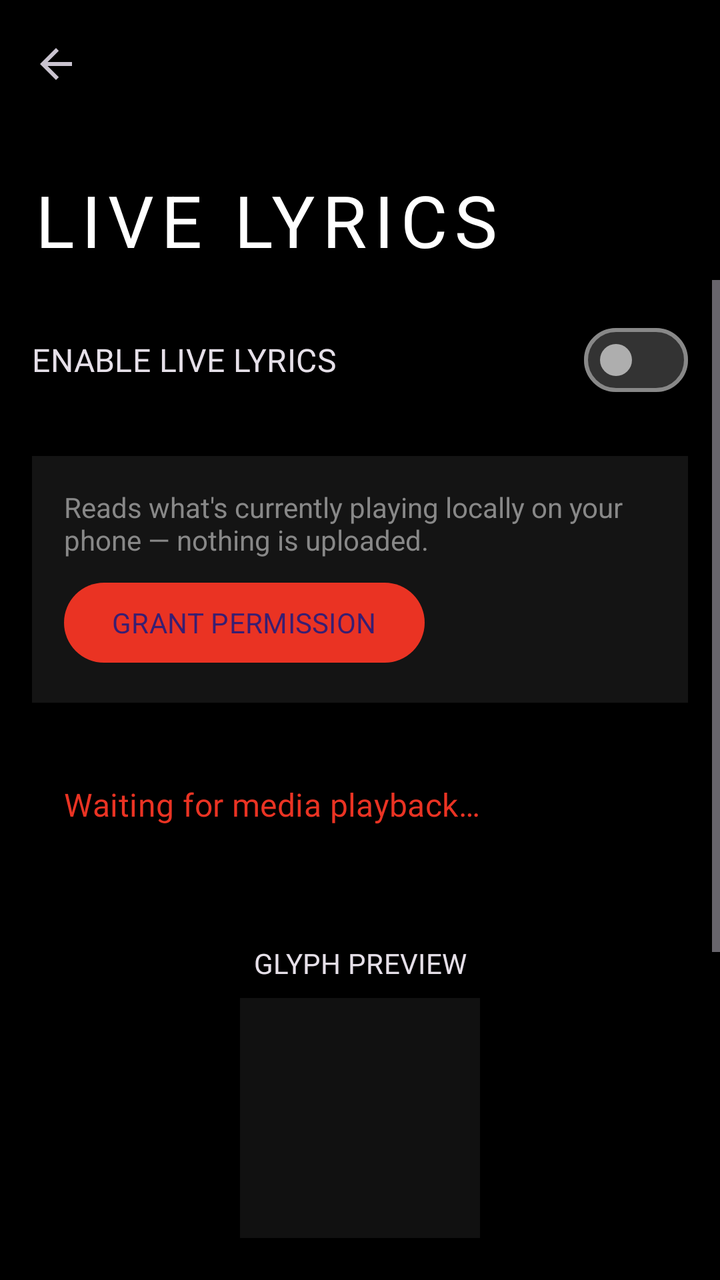
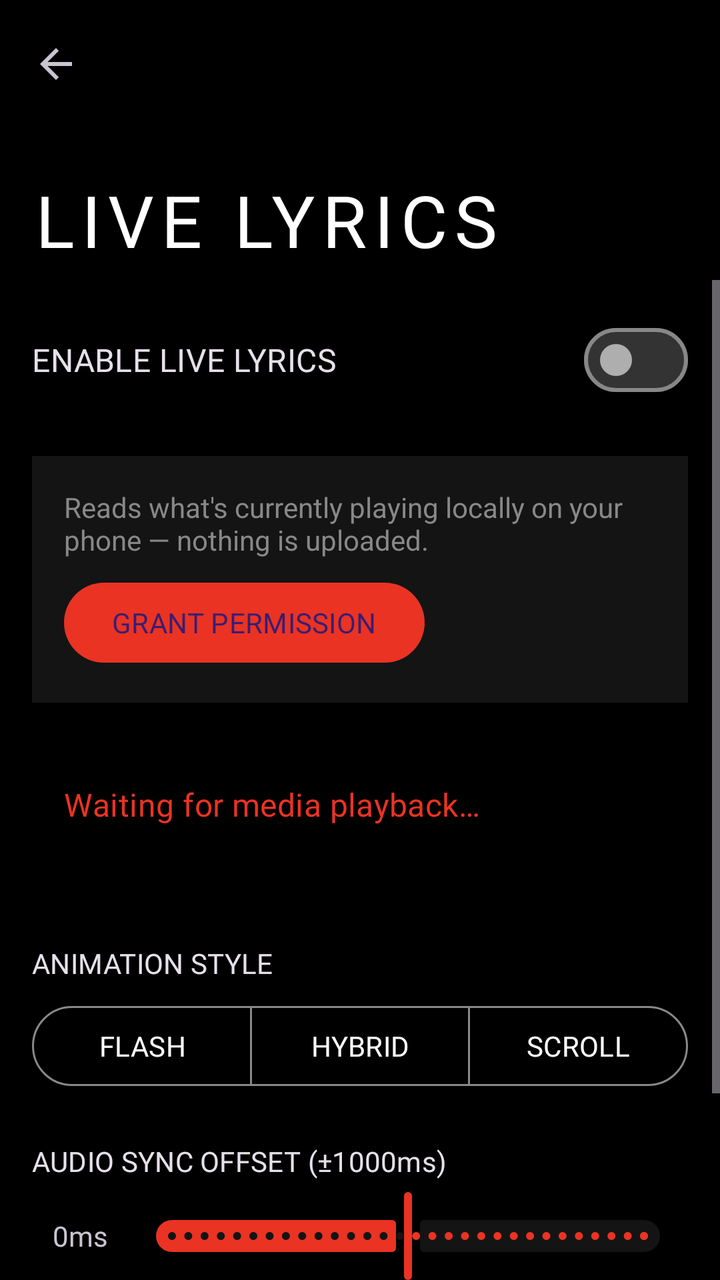

The first picture is an Android layout as it rendered before a commit; the second is the same layout after the commit. The layout source and the unified diff follow.
<!-- AndroidManifest.xml: activity theme Theme.OdysseyGlyph -->
<!-- res/layout/activity_live_lyrics.xml -->
<?xml version="1.0" encoding="utf-8"?>
<androidx.coordinatorlayout.widget.CoordinatorLayout 
    xmlns:android="http://schemas.android.com/apk/res/android"
    xmlns:app="http://schemas.android.com/apk/res-auto"
    android:layout_width="match_parent"
    android:layout_height="match_parent"
    android:background="?android:attr/colorBackground"
    android:fitsSystemWindows="true">

    <com.google.android.material.appbar.AppBarLayout
        android:layout_width="match_parent"
        android:layout_height="140dp"
        android:background="?android:attr/colorBackground"
        android:fitsSystemWindows="true">

        <com.google.android.material.appbar.CollapsingToolbarLayout
            android:layout_width="match_parent"
            android:layout_height="match_parent"
            app:layout_scrollFlags="scroll|exitUntilCollapsed"
            app:collapsedTitleTextAppearance="@style/TextAppearance.Odyssey.CollapsedTitle"
            app:expandedTitleTextAppearance="@style/TextAppearance.Odyssey.ExpandedTitle"
            app:collapsedTitleTextColor="?attr/colorOnSurface"
            app:expandedTitleTextColor="?attr/colorOnSurface"
            app:title="LIVE LYRICS">

            <com.google.android.material.appbar.MaterialToolbar
                android:id="@+id/toolbar"
                android:layout_width="match_parent"
                android:layout_height="?attr/actionBarSize"
                app:navigationIcon="?attr/homeAsUpIndicator"
                app:layout_collapseMode="pin" />
        </com.google.android.material.appbar.CollapsingToolbarLayout>
    </com.google.android.material.appbar.AppBarLayout>

    <ScrollView
        android:id="@+id/scrollView"
        android:layout_width="match_parent"
        android:layout_height="match_parent"
        app:layout_behavior="@string/appbar_scrolling_view_behavior">

        <LinearLayout
            android:layout_width="match_parent"
            android:layout_height="wrap_content"
            android:orientation="vertical"
            android:padding="@dimen/spacing_medium">

            
            <com.google.android.material.materialswitch.MaterialSwitch
                android:id="@+id/switchMaster"
                android:layout_width="match_parent"
                android:layout_height="wrap_content"
                android:text="ENABLE LIVE LYRICS"
                android:fontFamily="@font/jetbrains_mono"
                android:textAppearance="?attr/textAppearanceTitleMedium"
                android:layout_marginBottom="@dimen/spacing_large" />
                
            <LinearLayout
                android:id="@+id/optionsContainer"
                android:layout_width="match_parent"
                android:layout_height="wrap_content"
                android:orientation="vertical">

            
            <LinearLayout
                android:id="@+id/permissionCard"
                android:layout_width="match_parent"
                android:layout_height="wrap_content"
                android:orientation="vertical"
                android:background="?attr/colorSurfaceVariant"
                android:padding="@dimen/spacing_medium"
                android:layout_marginBottom="@dimen/spacing_large">
                
                <TextView
                    android:layout_width="match_parent"
                    android:layout_height="wrap_content"
                    android:text="Reads what's currently playing locally on your phone — nothing is uploaded."
                    android:textColor="?attr/colorOnSurfaceVariant"
                    android:layout_marginBottom="@dimen/spacing_small" />
                    
                <com.google.android.material.button.MaterialButton
                    android:id="@+id/btnGrantPermission"
                    android:layout_width="wrap_content"
                    android:layout_height="wrap_content"
                    android:text="GRANT PERMISSION" />
            </LinearLayout>

            
            <LinearLayout
                android:layout_width="match_parent"
                android:layout_height="wrap_content"
                android:orientation="vertical"
                android:padding="@dimen/spacing_medium"
                android:layout_marginBottom="@dimen/spacing_large">
                
                <ImageView
                    android:id="@+id/ivAlbumArt"
                    android:layout_width="120dp"
                    android:layout_height="120dp"
                    android:layout_gravity="center_horizontal"
                    android:layout_marginBottom="@dimen/spacing_medium"
                    android:scaleType="centerCrop"
                    android:background="#333333"
                    android:visibility="gone" />

                <TextView
                    android:id="@+id/tvStatus"
                    android:layout_width="match_parent"
                    android:layout_height="wrap_content"
                    android:text="Waiting for media playback…"
                    android:fontFamily="@font/jetbrains_mono"
                    android:textAppearance="?attr/textAppearanceTitleMedium"
                    android:textColor="?attr/colorPrimary" />
                    
                <TextView
                    android:id="@+id/tvTrackInfo"
                    android:layout_width="match_parent"
                    android:layout_height="wrap_content"
                    android:text=""
                    android:fontFamily="@font/jetbrains_mono"
                    android:textColor="?attr/colorOnSurfaceVariant" />
            </LinearLayout>

            
            <TextView
                android:layout_width="match_parent"
                android:layout_height="wrap_content"
                android:text="GLYPH PREVIEW"
                android:fontFamily="@font/jetbrains_mono"
                android:textAppearance="?attr/textAppearanceLabelLarge"
                android:textAlignment="center"
                android:layout_marginBottom="@dimen/spacing_small" />
                
            <FrameLayout
                android:layout_width="120dp"
                android:layout_height="120dp"
                android:layout_gravity="center_horizontal"
                android:background="#111111"
                android:layout_marginBottom="@dimen/spacing_large">
                
                <ImageView
                    android:id="@+id/previewImage"
                    android:layout_width="match_parent"
                    android:layout_height="match_parent"
                    android:scaleType="fitCenter" />
            </FrameLayout>

            
            <TextView
                android:layout_width="wrap_content"
                android:layout_height="wrap_content"
                android:text="ANIMATION STYLE"
                android:fontFamily="@font/jetbrains_mono"
                android:textAppearance="?attr/textAppearanceLabelLarge"
                android:layout_marginBottom="@dimen/spacing_small" />

            <com.google.android.material.button.MaterialButtonToggleGroup
                android:id="@+id/toggleAnimation"
                android:layout_width="match_parent"
                android:layout_height="wrap_content"
                app:singleSelection="true"
                app:selectionRequired="true"
                android:layout_marginBottom="@dimen/spacing_large">

                <com.google.android.material.button.MaterialButton
                    android:id="@+id/btnAnimFlash"
                    style="?attr/materialButtonOutlinedStyle"
                    android:layout_width="0dp"
                    android:layout_height="wrap_content"
                    android:layout_weight="1"
                    android:text="FLASH"
                    android:fontFamily="@font/jetbrains_mono" />

                <com.google.android.material.button.MaterialButton
                    android:id="@+id/btnAnimHybrid"
                    style="?attr/materialButtonOutlinedStyle"
                    android:layout_width="0dp"
                    android:layout_height="wrap_content"
                    android:layout_weight="1"
                    android:text="HYBRID"
                    android:fontFamily="@font/jetbrains_mono" />

                <com.google.android.material.button.MaterialButton
                    android:id="@+id/btnAnimScroll"
                    style="?attr/materialButtonOutlinedStyle"
                    android:layout_width="0dp"
                    android:layout_height="wrap_content"
                    android:layout_weight="1"
                    android:text="SCROLL"
                    android:fontFamily="@font/jetbrains_mono" />
            </com.google.android.material.button.MaterialButtonToggleGroup>

            
            <TextView
                android:layout_width="wrap_content"
                android:layout_height="wrap_content"
                android:text="AUDIO SYNC OFFSET (±1000ms)"
                android:fontFamily="@font/jetbrains_mono"
                android:textAppearance="?attr/textAppearanceLabelLarge"
                android:layout_marginBottom="4dp" />
                
            <LinearLayout
                android:layout_width="match_parent"
                android:layout_height="wrap_content"
                android:orientation="horizontal"
                android:gravity="center_vertical"
                android:layout_marginBottom="@dimen/spacing_large">
                
                <TextView
                    android:id="@+id/tvSyncOffset"
                    android:layout_width="48dp"
                    android:layout_height="wrap_content"
                    android:text="0ms"
                    android:fontFamily="@font/jetbrains_mono"
                    android:textAlignment="center" />
                    
                <com.google.android.material.slider.Slider
                    android:id="@+id/sliderSync"
                    android:layout_width="0dp"
                    android:layout_height="wrap_content"
                    android:layout_weight="1"
                    android:valueFrom="-1000.0"
                    android:valueTo="1000.0"
                    android:stepSize="50.0"
                    android:value="0.0" />
            </LinearLayout>

            
            <TextView
                android:layout_width="wrap_content"
                android:layout_height="wrap_content"
                android:text="TYPOGRAPHY"
                android:fontFamily="@font/jetbrains_mono"
                android:textAppearance="?attr/textAppearanceLabelLarge"
                android:layout_marginBottom="@dimen/spacing_small" />

            <com.google.android.material.button.MaterialButtonToggleGroup
                android:id="@+id/toggleTypography"
                android:layout_width="match_parent"
                android:layout_height="wrap_content"
                app:singleSelection="true"
                app:selectionRequired="true"
                android:layout_marginBottom="@dimen/spacing_large">

                <com.google.android.material.button.MaterialButton
                    android:id="@+id/btnSmooth"
                    style="?attr/materialButtonOutlinedStyle"
                    android:layout_width="0dp"
                    android:layout_height="wrap_content"
                    android:layout_weight="1"
                    android:text="SMOOTH"
                    android:fontFamily="@font/jetbrains_mono" />

                <com.google.android.material.button.MaterialButton
                    android:id="@+id/btnBlocky"
                    style="?attr/materialButtonOutlinedStyle"
                    android:layout_width="0dp"
                    android:layout_height="wrap_content"
                    android:layout_weight="1"
                    android:text="BLOCKY"
                    android:fontFamily="@font/jetbrains_mono" />

                <com.google.android.material.button.MaterialButton
                    android:id="@+id/btnPixel"
                    style="?attr/materialButtonOutlinedStyle"
                    android:layout_width="0dp"
                    android:layout_height="wrap_content"
                    android:layout_weight="1"
                    android:text="PIXEL"
                    android:fontFamily="@font/jetbrains_mono" />
            </com.google.android.material.button.MaterialButtonToggleGroup>
            
            <com.google.android.material.button.MaterialButton
                android:id="@+id/btnOpenManager"
                style="@style/Widget.Material3.Button.OutlinedButton"
                android:layout_width="match_parent"
                android:layout_height="wrap_content"
                android:text="OPEN GLYPH TOYS MANAGER"
                android:fontFamily="@font/jetbrains_mono"
                app:cornerRadius="0dp"
                android:paddingVertical="12dp"
                android:layout_marginBottom="@dimen/spacing_large" />
                
            
            <Space
                android:layout_width="match_parent"
                android:layout_height="100dp" />
            
            </LinearLayout>
        </LinearLayout>
    </ScrollView>
</androidx.coordinatorlayout.widget.CoordinatorLayout>
<!-- resources referenced by this layout -->
<resources>
  <dimen name="spacing_large">24dp</dimen>
  <dimen name="spacing_medium">16dp</dimen>
  <dimen name="spacing_small">8dp</dimen>
  <style name="TextAppearance.Odyssey.CollapsedTitle" parent="TextAppearance.Material3.TitleLarge">
          <item name="android:fontFamily">@font/ndot57</item>
          <item name="android:textSize">28sp</item>
          <item name="android:letterSpacing">0.1</item>
      </style>
  <style name="TextAppearance.Odyssey.ExpandedTitle" parent="TextAppearance.Material3.DisplayMedium">
          <item name="android:fontFamily">@font/ndot57</item>
          <item name="android:textSize">36sp</item>
          <item name="android:letterSpacing">0.1</item>
      </style>
  <style name="Theme.OdysseyGlyph" parent="Theme.Material3.Dark.NoActionBar">
          
          <item name="colorPrimary">@color/colorPrimary</item>
          <item name="colorSecondary">@color/colorSecondary</item>
          <item name="colorTertiary">@color/colorSurfaceVariant</item>
          <item name="colorSurface">@color/colorSurface</item>
          <item name="colorSurfaceVariant">@color/colorSurfaceVariant</item>
          <item name="android:colorBackground">@color/colorBackground</item>
          <item name="colorOnSurface">@color/colorOnSurface</item>
          <item name="colorOnSurfaceVariant">@color/colorOnSurfaceVariant</item>
          <item name="colorError">@color/colorError</item>
          
          
          <item name="colorPrimaryContainer">@color/colorPrimary</item>
          <item name="colorOnPrimaryContainer">@color/colorBackground</item>
          <item name="colorSecondaryContainer">@color/colorSurfaceVariant</item>
          <item name="colorOnSecondaryContainer">@color/colorOnSurface</item>
          <item name="colorTertiaryContainer">@color/colorSurfaceVariant</item>
          <item name="colorOutline">@color/colorOnSurfaceVariant</item>
          
          
          <item name="android:statusBarColor">@android:color/transparent</item>
          <item name="android:navigationBarColor">@android:color/transparent</item>
          
          
          <item name="shapeAppearanceSmallComponent">@style/ShapeAppearance.Odyssey.Sharp</item>
          <item name="shapeAppearanceMediumComponent">@style/ShapeAppearance.Odyssey.Sharp</item>
          <item name="shapeAppearanceLargeComponent">@style/ShapeAppearance.Odyssey.Sharp</item>
          
          
          <item name="android:fontFamily">sans-serif</item>
          
          <item name="materialSwitchStyle">@style/Widget.Odyssey.MaterialSwitch</item>
      </style>
  <color name="colorPrimary">#EA3323</color>
  <color name="colorSecondary">#FFFFFF</color>
  <color name="colorSurfaceVariant">#141414</color>
  <color name="colorSurface">#0A0A0A</color>
  <color name="colorBackground">#000000</color>
  <color name="colorOnSurface">#FFFFFF</color>
  <color name="colorOnSurfaceVariant">#888888</color>
  <color name="colorError">#EA3323</color>
  <style name="ShapeAppearance.Odyssey.Sharp" parent="ShapeAppearance.Material3.SmallComponent">
          <item name="cornerFamily">rounded</item>
          <item name="cornerSize">2dp</item>
      </style>
  <style name="Widget.Odyssey.MaterialSwitch" parent="Widget.Material3.CompoundButton.MaterialSwitch">
          <item name="trackTint">@color/switch_track_selector</item>
          <item name="thumbTint">@color/switch_thumb_selector</item>
          <item name="thumbIcon">@empty</item>
      </style>
</resources>

<!-- the commit's change to res/layout/activity_live_lyrics.xml (unified diff, before → after) -->
@@ -122,30 +122,6 @@
 
             
             <TextView
-                android:layout_width="match_parent"
-                android:layout_height="wrap_content"
-                android:text="GLYPH PREVIEW"
-                android:fontFamily="@font/jetbrains_mono"
-                android:textAppearance="?attr/textAppearanceLabelLarge"
-                android:textAlignment="center"
-                android:layout_marginBottom="@dimen/spacing_small" />
-                
-            <FrameLayout
-                android:layout_width="120dp"
-                android:layout_height="120dp"
-                android:layout_gravity="center_horizontal"
-                android:background="#111111"
-                android:layout_marginBottom="@dimen/spacing_large">
-                
-                <ImageView
-                    android:id="@+id/previewImage"
-                    android:layout_width="match_parent"
-                    android:layout_height="match_parent"
-                    android:scaleType="fitCenter" />
-            </FrameLayout>
-
-            
-            <TextView
                 android:layout_width="wrap_content"
                 android:layout_height="wrap_content"
                 android:text="ANIMATION STYLE"
